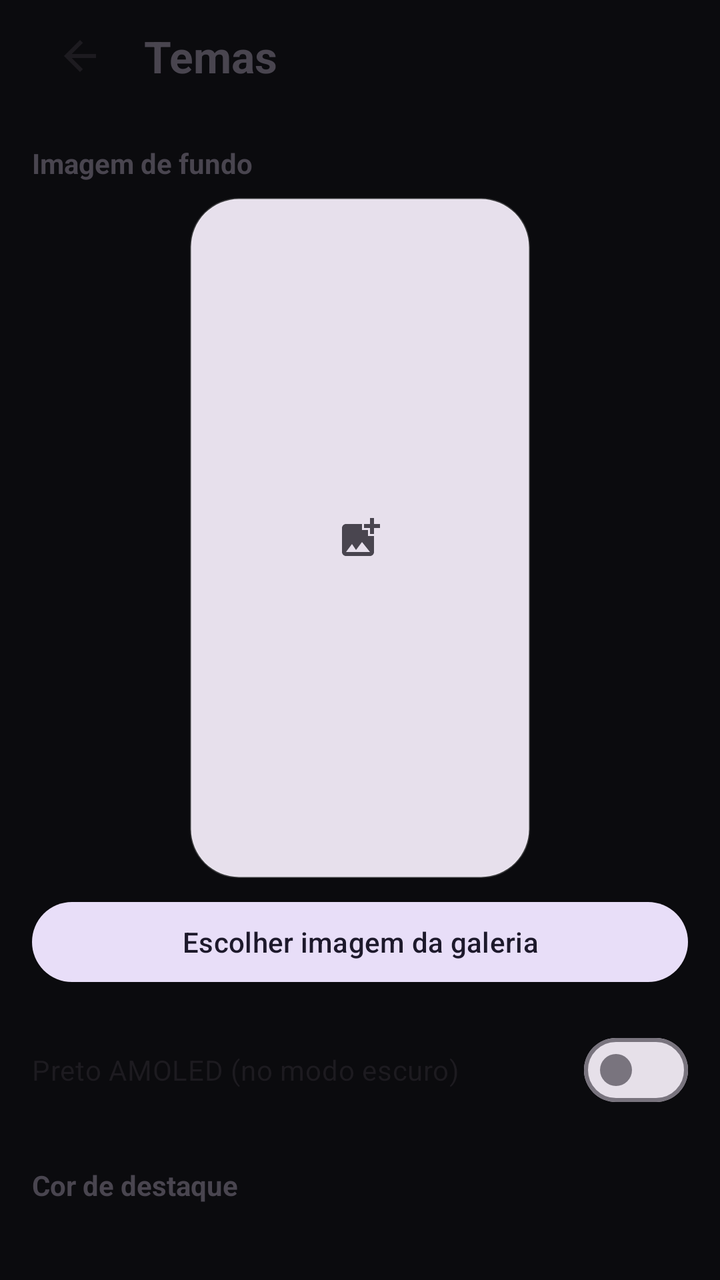
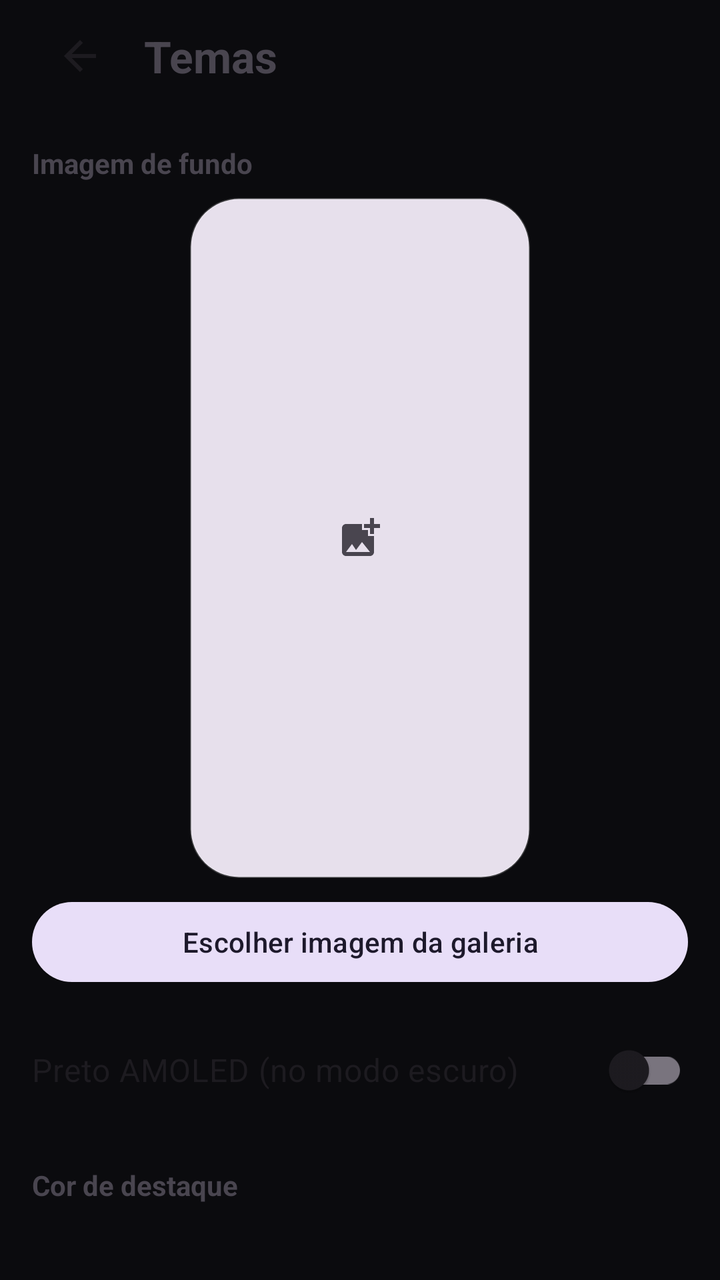

Screens rendered from an Android XML layout before and after an edit, with the pre-edit source and the edit as a unified diff.
<!-- AndroidManifest.xml: application theme Theme.OpenPlayer -->
<!-- res/layout/activity_theme.xml -->
<?xml version="1.0" encoding="utf-8"?>
<ScrollView xmlns:android="http://schemas.android.com/apk/res/android"
    android:layout_width="match_parent"
    android:layout_height="match_parent">

    <LinearLayout
        android:layout_width="match_parent"
        android:layout_height="wrap_content"
        android:orientation="vertical"
        android:paddingHorizontal="16dp"
        android:paddingBottom="24dp">

        <LinearLayout
            android:layout_width="match_parent"
            android:layout_height="56dp"
            android:gravity="center_vertical"
            android:orientation="horizontal">

            <ImageButton
                android:id="@+id/btnBack"
                android:layout_width="48dp"
                android:layout_height="48dp"
                android:background="?attr/selectableItemBackgroundBorderless"
                android:contentDescription="@string/back"
                android:src="@drawable/ic_arrow_back"
                android:tint="?attr/colorOnSurface" />

            <TextView
                android:layout_width="0dp"
                android:layout_height="wrap_content"
                android:layout_marginStart="8dp"
                android:layout_weight="1"
                android:text="@string/themes"
                android:textSize="22sp"
                android:textStyle="bold" />
        </LinearLayout>

        <TextView
            android:layout_width="match_parent"
            android:layout_height="wrap_content"
            android:layout_marginTop="16dp"
            android:text="@string/bg_title"
            android:textSize="14sp"
            android:textStyle="bold" />

        <ImageView
            android:id="@+id/bgPreview"
            android:layout_width="170dp"
            android:layout_height="340dp"
            android:layout_gravity="center_horizontal"
            android:layout_marginTop="8dp"
            android:background="@drawable/bg_portrait"
            android:clipToOutline="true"
            android:contentDescription="@string/bg_pick"
            android:scaleType="center"
            android:src="@drawable/ic_add_image" />

        <LinearLayout
            android:layout_width="match_parent"
            android:layout_height="wrap_content"
            android:layout_marginTop="8dp"
            android:orientation="horizontal">

            <Button
                android:id="@+id/btnBgPick"
                style="@style/Widget.Material3.Button.TonalButton"
                android:layout_width="0dp"
                android:layout_height="wrap_content"
                android:layout_weight="1"
                android:text="@string/bg_pick" />

            <Button
                android:id="@+id/btnBgRemove"
                style="@style/Widget.Material3.Button.TextButton"
                android:layout_width="wrap_content"
                android:layout_height="wrap_content"
                android:text="@string/bg_remove"
                android:visibility="gone" />
        </LinearLayout>

        <TextView
            android:id="@+id/dimLabel"
            android:layout_width="match_parent"
            android:layout_height="wrap_content"
            android:layout_marginTop="8dp"
            android:text="@string/bg_dim"
            android:textSize="13sp"
            android:visibility="gone" />

        <SeekBar
            android:id="@+id/sliderDim"
            android:layout_width="match_parent"
            android:layout_height="wrap_content"
            android:max="18"
            android:maxHeight="32dp"
            android:minHeight="32dp"
            android:paddingStart="12dp"
            android:paddingEnd="12dp"
            android:visibility="gone" />

        <TextView
            android:id="@+id/blurLabel"
            android:layout_width="match_parent"
            android:layout_height="wrap_content"
            android:text="@string/bg_blur"
            android:textSize="13sp"
            android:visibility="gone" />

        <SeekBar
            android:id="@+id/sliderBlur"
            android:layout_width="match_parent"
            android:layout_height="wrap_content"
            android:max="20"
            android:maxHeight="32dp"
            android:minHeight="32dp"
            android:paddingStart="12dp"
            android:paddingEnd="12dp"
            android:visibility="gone" />

        <com.google.android.material.materialswitch.MaterialSwitch
            android:id="@+id/switchAmoled"
            android:layout_width="match_parent"
            android:layout_height="wrap_content"
            android:layout_marginTop="16dp"
            android:text="@string/amoled" />

        <TextView
            android:layout_width="match_parent"
            android:layout_height="wrap_content"
            android:layout_marginTop="24dp"
            android:text="@string/accent_title"
            android:textSize="14sp"
            android:textStyle="bold" />

        <GridLayout
            android:id="@+id/accentGrid"
            android:layout_width="match_parent"
            android:layout_height="wrap_content"
            android:layout_marginTop="8dp"
            android:columnCount="5" />
    </LinearLayout>
</ScrollView>
<!-- resources referenced by this layout -->
<resources>
  <!-- drawable bg_portrait (drawable) -->
  <shape xmlns:android="http://schemas.android.com/apk/res/android" android:shape="rectangle">
      <solid android:color="?attr/colorSurfaceVariant" />
      <corners android:radius="24dp" />
      <stroke android:width="1dp" android:color="#33FFFFFF" />
  </shape>
  <!-- drawable ic_add_image (drawable) -->
  <vector xmlns:android="http://schemas.android.com/apk/res/android"
      android:width="24dp"
      android:height="24dp"
      android:viewportWidth="24"
      android:viewportHeight="24"
      android:tint="?attr/colorControlNormal">
      <path android:fillColor="@android:color/white" android:pathData="M19,7v2.99s-1.99,0.01 -2,0V7h-3s0.01,-1.99 0,-2h3V2h2v3h3v2h-3zM16,11V8h-3V5H5c-1.1,0 -2,0.9 -2,2v12c0,1.1 0.9,2 2,2h12c1.1,0 2,-0.9 2,-2v-8h-3zM5,19l3,-4 2,3 3,-4 4,5H5z" />
  </vector>
  <!-- drawable ic_arrow_back (drawable) -->
  <vector xmlns:android="http://schemas.android.com/apk/res/android"
      android:width="24dp"
      android:height="24dp"
      android:viewportWidth="24"
      android:viewportHeight="24"
      android:tint="?attr/colorControlNormal">
      <path android:fillColor="@android:color/white" android:pathData="M20,11H7.83l5.59,-5.59L12,4l-8,8 8,8 1.41,-1.41L7.83,13H20v-2z" />
  </vector>
  <string name="accent_title">Cor de destaque</string>
  <string name="amoled">Preto AMOLED (no modo escuro)</string>
  <string name="back">Voltar</string>
  <string name="bg_blur">Desfoque da imagem</string>
  <string name="bg_dim">Intensidade do véu sobre a imagem</string>
  <string name="bg_pick">Escolher imagem da galeria</string>
  <string name="bg_remove">Remover imagem</string>
  <string name="bg_title">Imagem de fundo</string>
  <string name="themes">Temas</string>
  <style name="Theme.OpenPlayer" parent="Theme.Material3.DayNight.NoActionBar">
          <item name="android:colorBackground">@color/app_bg</item>
          <item name="android:windowBackground">@color/app_bg</item>
      </style>
  <color name="app_bg">#0B0B0E</color>
</resources>

<!-- the commit's change to res/layout/activity_theme.xml (unified diff, before → after) -->
@@ -117,8 +117,10 @@
             android:paddingEnd="12dp"
             android:visibility="gone" />
 
-        <com.google.android.material.materialswitch.MaterialSwitch
+        <androidx.appcompat.widget.SwitchCompat
             android:id="@+id/switchAmoled"
+            android:minHeight="48dp"
+            android:textSize="16sp"
             android:layout_width="match_parent"
             android:layout_height="wrap_content"
             android:layout_marginTop="16dp"
